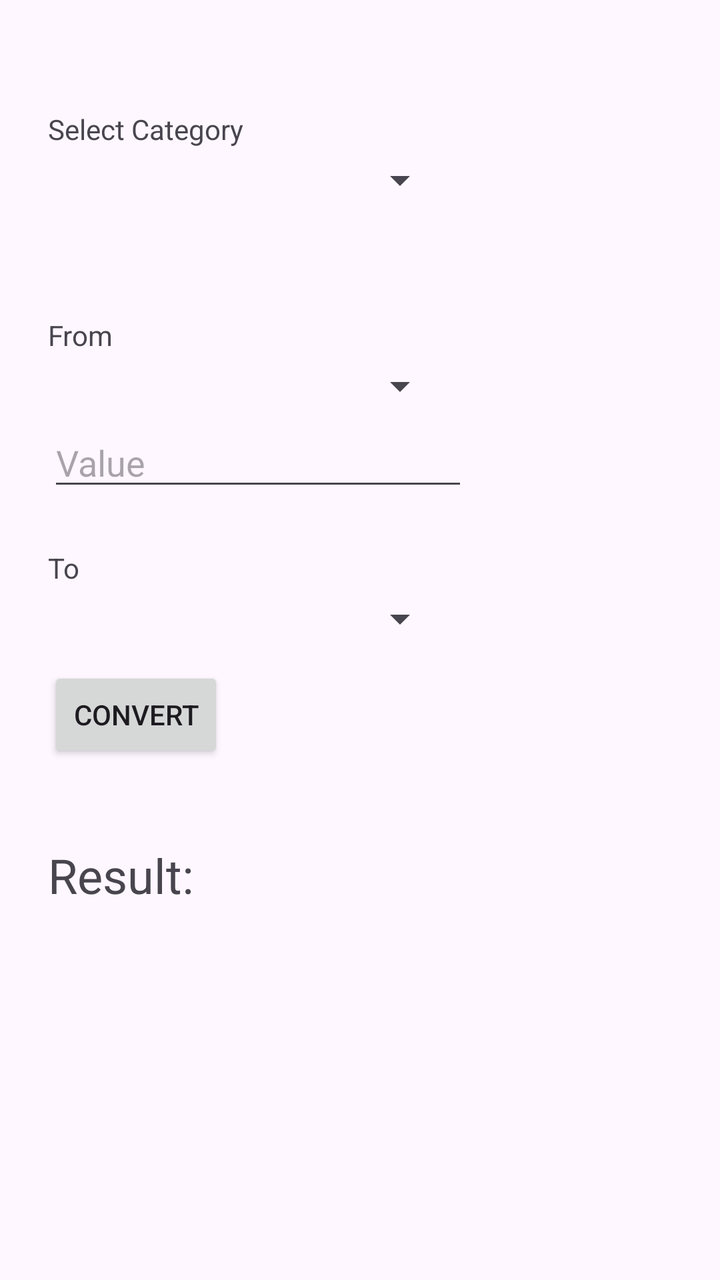
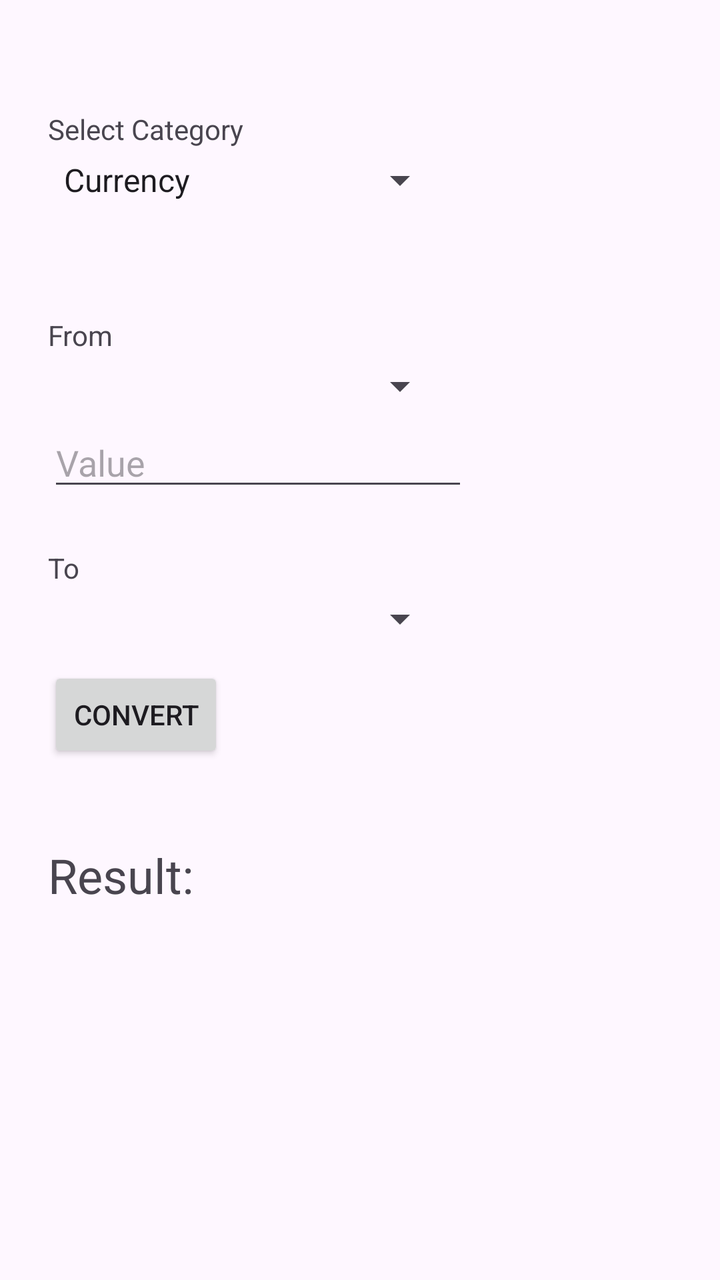

An Android layout rendered at two revisions. The XML below is the earlier revision; the diff shows what the commit changed to produce the second picture.
<!-- AndroidManifest.xml: application theme Theme.TravelCompanionApp -->
<!-- res/layout/activity_main.xml -->
<?xml version="1.0" encoding="utf-8"?>
<androidx.constraintlayout.widget.ConstraintLayout xmlns:android="http://schemas.android.com/apk/res/android"
    xmlns:app="http://schemas.android.com/apk/res-auto"
    xmlns:tools="http://schemas.android.com/tools"
    android:id="@+id/main"
    android:layout_width="match_parent"
    android:layout_height="match_parent"
    tools:context=".MainActivity">

    <TextView
        android:id="@+id/toText"
        android:layout_width="wrap_content"
        android:layout_height="wrap_content"
        android:layout_marginStart="24dp"
        android:layout_marginTop="24dp"
        android:text="@string/to_text"
        app:layout_constraintStart_toStartOf="parent"
        app:layout_constraintTop_toBottomOf="@+id/input" />

    <Button
        android:id="@+id/convertButton"
        android:layout_width="wrap_content"
        android:layout_height="wrap_content"
        android:layout_marginStart="24dp"
        android:layout_marginTop="12dp"
        android:text="@string/convert_text"
        app:layout_constraintStart_toStartOf="parent"
        app:layout_constraintTop_toBottomOf="@+id/toSpinner" />

    <Spinner
        android:id="@+id/toSpinner"
        android:layout_width="200dp"
        android:layout_height="wrap_content"
        android:layout_marginStart="24dp"
        android:layout_marginTop="4dp"
        app:layout_constraintStart_toStartOf="parent"
        app:layout_constraintTop_toBottomOf="@+id/toText" />

    <TextView
        android:id="@+id/categoryText"
        android:layout_width="wrap_content"
        android:layout_height="wrap_content"
        android:layout_marginStart="24dp"
        android:layout_marginTop="55dp"
        android:text="@string/category_text"
        app:layout_constraintStart_toStartOf="parent"
        app:layout_constraintTop_toTopOf="parent" />

    <TextView
        android:id="@+id/fromText"
        android:layout_width="wrap_content"
        android:layout_height="wrap_content"
        android:layout_marginStart="24dp"
        android:layout_marginTop="56dp"
        android:text="@string/from_text"
        app:layout_constraintStart_toStartOf="parent"
        app:layout_constraintTop_toBottomOf="@+id/categorySpinner" />

    <Spinner
        android:id="@+id/fromSpinner"
        android:layout_width="200dp"
        android:layout_height="wrap_content"
        android:layout_marginStart="24dp"
        android:layout_marginTop="4dp"
        app:layout_constraintStart_toStartOf="parent"
        app:layout_constraintTop_toBottomOf="@+id/fromText" />

    <Spinner
        android:id="@+id/categorySpinner"
        android:layout_width="200dp"
        android:layout_height="wrap_content"
        android:layout_marginStart="24dp"
        android:layout_marginTop="4dp"
        app:layout_constraintStart_toStartOf="parent"
        app:layout_constraintTop_toBottomOf="@+id/categoryText" />

    <EditText
        android:id="@+id/input"
        android:layout_width="wrap_content"
        android:layout_height="wrap_content"
        android:layout_marginStart="24dp"
        android:layout_marginTop="4dp"
        android:ems="10"
        android:hint="@string/value_text"
        android:inputType="text"
        app:layout_constraintStart_toStartOf="parent"
        app:layout_constraintTop_toBottomOf="@+id/fromSpinner" />

    <TextView
        android:id="@+id/resultText"
        android:layout_width="wrap_content"
        android:layout_height="wrap_content"
        android:layout_marginStart="24dp"
        android:layout_marginTop="40dp"
        android:text="@string/result_text"
        android:textSize="24sp"
        app:layout_constraintStart_toStartOf="parent"
        app:layout_constraintTop_toBottomOf="@+id/convertButton" />

</androidx.constraintlayout.widget.ConstraintLayout>
<!-- resources referenced by this layout -->
<resources>
  <string name="category_text">Select Category</string>
  <string name="convert_text">Convert</string>
  <string name="from_text">From</string>
  <string name="result_text">Result: </string>
  <string name="to_text">To</string>
  <string name="value_text">Value</string>
  <style name="Theme.TravelCompanionApp" parent="Base.Theme.TravelCompanionApp" />
  <style name="Base.Theme.TravelCompanionApp" parent="Theme.Material3.DayNight.NoActionBar">
          
          
      </style>
</resources>

<!-- the commit's change to res/layout/activity_main.xml (unified diff, before → after) -->
@@ -71,6 +71,7 @@
         android:layout_height="wrap_content"
         android:layout_marginStart="24dp"
         android:layout_marginTop="4dp"
+        android:entries="@array/categories"
         app:layout_constraintStart_toStartOf="parent"
         app:layout_constraintTop_toBottomOf="@+id/categoryText" />
 
<!-- resource entries referenced after the edit -->
@@ -1,5 +1,10 @@
 <!-- resources referenced by this layout -->
 <resources>
+  <string-array name="categories">
+          <item>Currency</item>
+          <item>Travel</item>
+          <item>Temperature</item>
+      </string-array>
   <string name="category_text">Select Category</string>
   <string name="convert_text">Convert</string>
   <string name="from_text">From</string>
